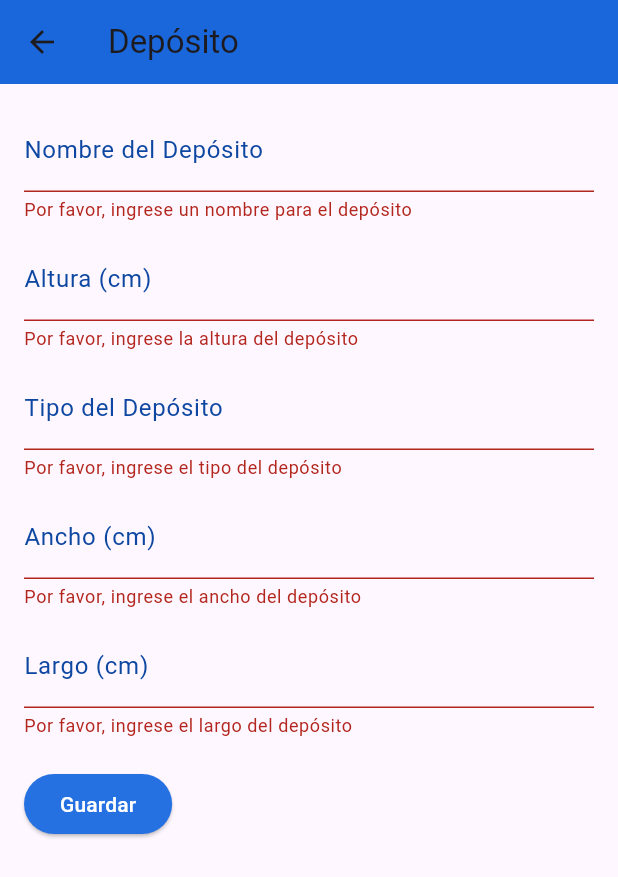
After one commit to edw-perzd/sccapwl_movil, a Flutter app: the DepositContent screen opened directly, after a tap on "Guardar", on a phone screen of 412 x 824 dp. The commit adds this screen. Shown: the top 877 px of the screen. Run offline on Flutter 3.47's test engine with Material 3 defaults, Android fonts, the phone set to English and light mode, and no system bars; our stand-ins replace cloud_firestore, firebase_auth, firebase_core, fluttertoast, font_awesome_flutter, google_fonts and 3 more; missing offline and left inert: all_bluetooth; accounts and stored records are empty.

Commit message:
Edit Profile and Deposit Content

```diff
--- a/lib/main.dart
+++ b/lib/main.dart
@@ -5,6 +5,8 @@ import 'package:flutter/material.dart';
 // Importaciones de Firebase
 import 'package:firebase_core/firebase_core.dart';
 import 'package:sccapwl_movil/screens/connect_bluetooth.dart';
+import 'package:sccapwl_movil/screens/deposit_content.dart';
+import 'package:sccapwl_movil/screens/edit_profile.dart';
 import 'package:sccapwl_movil/screens/welcome_screen.dart';
 import 'firebase_options.dart';
 
--- a/lib/main_app.dart
+++ b/lib/main_app.dart
@@ -1,4 +1,6 @@
 import 'package:flutter/material.dart';
+import 'package:sccapwl_movil/screens/deposit_content.dart';
+import 'package:sccapwl_movil/screens/edit_profile.dart';
 import 'package:sccapwl_movil/screens/welcome_screen.dart';
 // import 'package:sccapwl_movil/screens/home_screen.dart';
 import 'package:sccapwl_movil/themes/app_theme.dart';
--- /dev/null
+++ b/lib/screens/deposit_content.dart
@@ -0,0 +1,171 @@
+import 'package:flutter/material.dart';
+
+class DepositContent extends StatefulWidget {
+  const DepositContent({Key? key}) : super(key: key);
+
+  @override
+  State<DepositContent> createState() => _DepositContentState();
+}
+
+class _DepositContentState extends State<DepositContent> {
+  final _formKey = GlobalKey<FormState>();
+  String _depositName = '';
+  double _height = 0.0;
+  String _depositType = '';
+  double _width = 0.0;
+  double _length = 0.0;
+
+  @override
+  Widget build(BuildContext context) {
+    return Scaffold(
+      appBar: AppBar(
+        title: const Text('Depósito'),
+        backgroundColor: const Color.fromARGB(255, 25, 103, 219), // Color de fondo de la barra de la aplicación
+      ),
+      body: Padding(
+        padding: const EdgeInsets.all(16.0),
+        child: Form(
+          key: _formKey,
+          child: Column(
+            crossAxisAlignment: CrossAxisAlignment.start,
+            children: <Widget>[
+              TextFormField(
+                decoration: InputDecoration(
+                  labelText: 'Nombre del Depósito',
+                  labelStyle: TextStyle(color: Colors.blue[900]), // Color del texto del label
+                  enabledBorder: OutlineInputBorder(
+                    borderSide: BorderSide(color: Colors.blue[900]!), // Color del borde cuando no está enfocado
+                  ),
+                  focusedBorder: OutlineInputBorder(
+                    borderSide: BorderSide(color: Colors.blueAccent), // Color del borde cuando está enfocado
+                  ),
+                ),
+                validator: (value) {
+                  if (value!.isEmpty) {
+                    return 'Por favor, ingrese un nombre para el depósito';
+                  }
+                  return null;
+                },
+                onSaved: (value) {
+                  _depositName = value!;
+                },
+              ),
+              SizedBox(height: 10), // Espacio entre los campos
+              TextFormField(
+                decoration: InputDecoration(
+                  labelText: 'Altura (cm)',
+                  labelStyle: TextStyle(color: Colors.blue[900]), // Color del texto del label
+                  enabledBorder: OutlineInputBorder(
+                    borderSide: BorderSide(color: Colors.blue[900]!), // Color del borde cuando no está enfocado
+                  ),
+                  focusedBorder: OutlineInputBorder(
+                    borderSide: BorderSide(color: Colors.blueAccent), // Color del borde cuando está enfocado
+                  ),
+                ),
+                keyboardType: TextInputType.number,
+                validator: (value) {
+                  if (value!.isEmpty) {
+                    return 'Por favor, ingrese la altura del depósito';
+                  }
+                  return null;
+                },
+                onSaved: (value) {
+                  _height = double.parse(value!);
+                },
+              ),
+              SizedBox(height: 10), // Espacio entre los campos
+              TextFormField(
+                decoration: InputDecoration(
+                  labelText: 'Tipo del Depósito',
+                  labelStyle: TextStyle(color: Colors.blue[900]), // Color del texto del label
+                  enabledBorder: OutlineInputBorder(
+                    borderSide: BorderSide(color: Colors.blue[900]!), // Color del borde cuando no está enfocado
+                  ),
+                  focusedBorder: OutlineInputBorder(
+                    borderSide: BorderSide(color: Colors.blueAccent), // Color del borde cuando está enfocado
+                  ),
+                ),
+                validator: (value) {
+                  if (value!.isEmpty) {
+                    return 'Por favor, ingrese el tipo del depósito';
+                  }
+                  return null;
+                },
+                onSaved: (value) {
+                  _depositType = value!;
+                },
+              ),
+              SizedBox(height: 10), // Espacio entre los campos
+              TextFormField(
+                decoration: InputDecoration(
+                  labelText: 'Ancho (cm)',
+                  labelStyle: TextStyle(color: Colors.blue[900]), // Color del texto del label
+                  enabledBorder: OutlineInputBorder(
+                    borderSide: BorderSide(color: Colors.blue[900]!), // Color del borde cuando no está enfocado
+                  ),
+                  focusedBorder: OutlineInputBorder(
+                    borderSide: BorderSide(color: Colors.blueAccent), // Color del borde cuando está enfocado
+                  ),
+                ),
+                keyboardType: TextInputType.number,
+                validator: (value) {
+                  if (value!.isEmpty) {
+                    return 'Por favor, ingrese el ancho del depósito';
+                  }
+                  return null;
+                },
+                onSaved: (value) {
+                  _width = double.parse(value!);
+                },
+              ),
+              SizedBox(height: 10), // Espacio entre los campos
+              TextFormField(
+                decoration: InputDecoration(
+                  labelText: 'Largo (cm)',
+                  labelStyle: TextStyle(color: Colors.blue[900]), // Color del texto del label
+                  enabledBorder: OutlineInputBorder(
+                    borderSide: BorderSide(color: Colors.blue[900]!), // Color del borde cuando no está enfocado
+                  ),
+                  focusedBorder: OutlineInputBorder(
+                    borderSide: BorderSide(color: Colors.blueAccent), // Color del borde cuando está enfocado
+                  ),
+                ),
+                keyboardType: TextInputType.number,
+                validator: (value) {
+                  if (value!.isEmpty) {
+                    return 'Por favor, ingrese el largo del depósito';
+                  }
+                  return null;
+                },
+                onSaved: (value) {
+                  _length = double.parse(value!);
+                },
+              ),
+              SizedBox(height: 20), // Espacio entre el botón y los campos
+              ElevatedButton(
+                onPressed: () {
+                  if (_formKey.currentState!.validate()) {
+                    _formKey.currentState!.save();
+
+                    print('Nombre del Depósito: $_depositName');
+                    print('Altura: $_height');
+                    print('Tipo del Depósito: $_depositType');
+                    print('Ancho: $_width');
+                    print('Largo: $_length');
+                  }
+                },
+                child: Text(
+                  'Guardar',
+                  style: TextStyle(color: Colors.white), // Color del texto del botón
+                ),
+                style: ElevatedButton.styleFrom(
+                  backgroundColor: Color.fromARGB(255, 38, 113, 225), // Color de fondo del botón
+                ),
+              ),
+            ],
+          ),
+        ),
+      ),
+    );
+  }
+}
```
Also changed, not shown: lib/screens/edit_profile.dart (added, +175 -0 lines).
